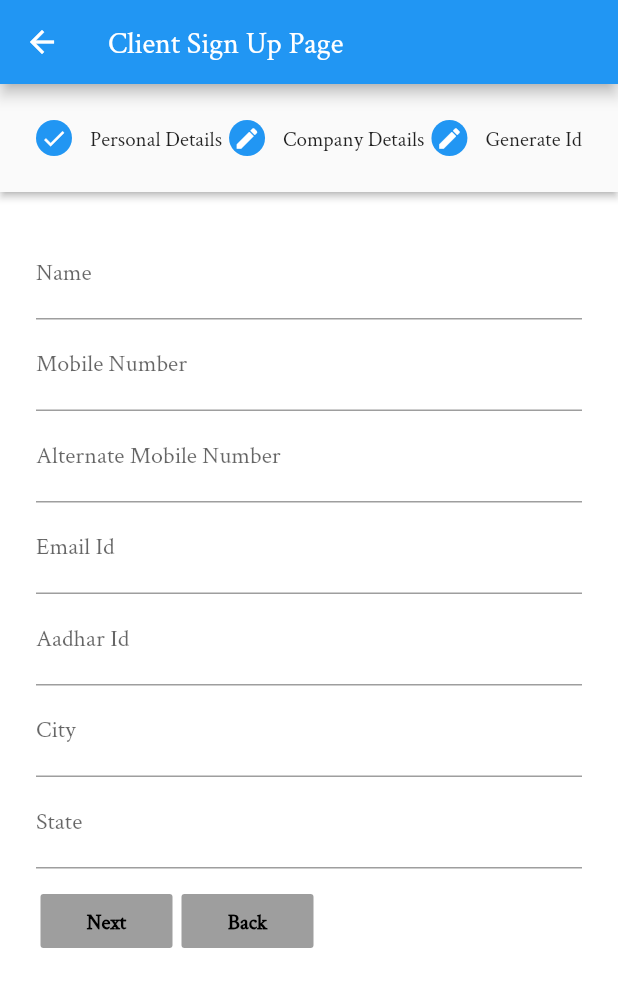
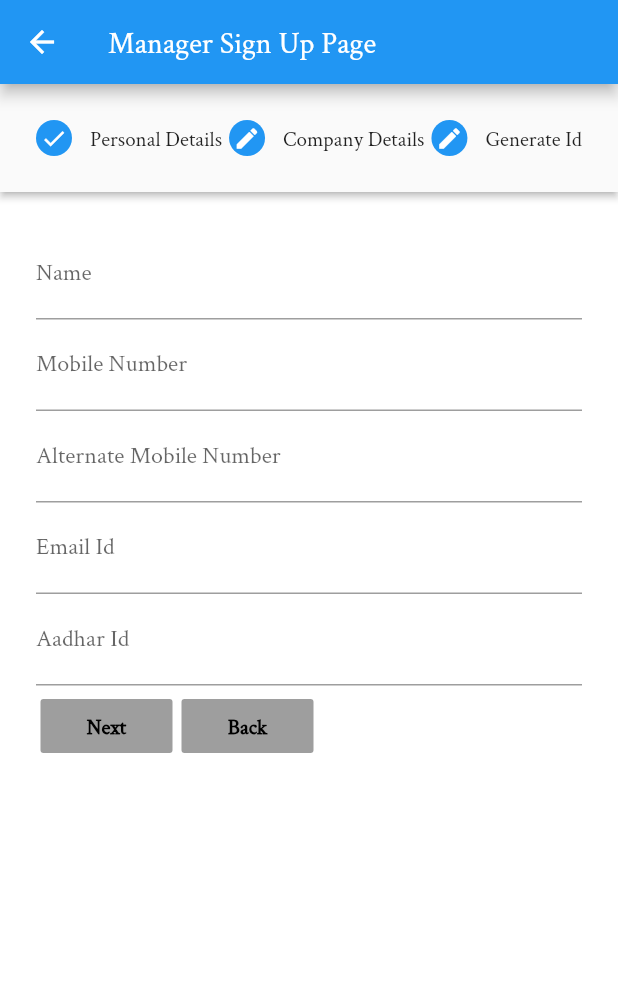
Before and after one commit to ounamg/flutter-app, a Flutter app: the ClientSignUp screen opened by its route, on a phone screen of 412 x 824 dp. Shown: the top 987 px of the screen. Run offline on Flutter 3.47's test engine with Material 2 defaults, Android fonts, the phone set to English and light mode, and no system bars; missing offline and left inert: mysql1.

```diff
--- a/lib/screens/landing_page.dart
+++ b/lib/screens/landing_page.dart
@@ -36,7 +36,6 @@ class LandingPage extends StatelessWidget {
                 hoverColor: Colors.yellow[100],
                 disabledColor: Colors.yellowAccent[250],
               )
-
             ],
           ),
         ),
--- a/lib/screens/signup_client.dart
+++ b/lib/screens/signup_client.dart
@@ -1,6 +1,6 @@
 import 'package:flutter/material.dart';
 import 'package:truck/button/signup_nb_button.dart';
-
+import 'package:mysql1/mysql1.dart';
 
 class ClientSignUp extends StatefulWidget {
   static String id = 'ClientSignUp';
@@ -9,7 +9,18 @@ class ClientSignUp extends StatefulWidget {
 }
 
 class _ClientSignUpState extends State<ClientSignUp> {
+
   static int _currentStep = 0;
+  String id;
+  String password;
+  String name;
+  String mobileNumber;
+  String altMobileNumber;
+  String email;
+  String aadharNumber;
+  String city;
+  String state;
+
   bool visibleMeter(){
     if(_currentStep == 2){
       return true;
@@ -18,6 +29,32 @@ class _ClientSignUpState extends State<ClientSignUp> {
       return false;
     }
   }
+
+//  Future dataEntry() async {
+//    final conn = await MySqlConnection.connect(ConnectionSettings(
+//        host: '10.0.2.2', port: 3306, user: 'root', db: 'logistic', password: 'Pragya1798*'));
+
+    // Create a table
+//    await conn.query(
+//        'CREATE TABLE users (id int NOT NULL AUTO_INCREMENT PRIMARY KEY, name varchar(255), email varchar(255), age int)');
+//
+    // Insert into a table
+//    var result = await conn.query(
+//        'insert into loginclient(client_id, client_pass) values (?, ?)',
+//        ['Bob', 'bob@bob.com']);
+//    print('Inserted row id=${result.insertId}');
+
+    // Query the database using a parameterized query
+//    var results = await conn
+//        .query('select name, email from users where id = ?', [result.insertId]);
+//    for (var row in results) {
+//      print('Name: ${row[0]}, email: ${row[1]}');
+//    }
+
+    // Finally, close the connection
+//    await conn.close();
+//  }
+
   @override
   Widget build(BuildContext context) {
     return SafeArea(
@@ -32,17 +69,17 @@ class _ClientSignUpState extends State<ClientSignUp> {
         ),
         floatingActionButtonLocation: FloatingActionButtonLocation.centerFloat,
         appBar: AppBar(
-              title: Text('Client Sign Up Page'),
+          title: Text('Manager Sign Up Page'),
           backgroundColor: Colors.blue,),
         body: Stepper(
           type: StepperType.horizontal,
           currentStep: _currentStep,
           onStepTapped: (int step) => setState(() => _currentStep = step),
-            onStepContinue: _currentStep < 2 ? () => setState(() => _currentStep += 1) : null,
-            onStepCancel: _currentStep > 0 ? () => setState(() => _currentStep -= 1) : null,
+          onStepContinue: _currentStep < 2 ? () => setState(() => _currentStep += 1) : () => setState(() => Navigator.pop(context)),
+          onStepCancel: _currentStep > 0 ? () => setState(() => _currentStep -= 1) : () => setState(() => Navigator.pop(context)),
           controlsBuilder: (BuildContext context,
               {VoidCallback onStepContinue, VoidCallback onStepCancel}){
-              return Row(
+            return Wrap(
               children: <Widget>[
                 SizedBox(height: 70.0),
                 NextButton(continueButton: onStepContinue,),
@@ -74,12 +111,6 @@ class _ClientSignUpState extends State<ClientSignUp> {
                   TextFormField(
                     decoration: InputDecoration(labelText: 'Aadhar Id'),
                   ),
-                    TextFormField(
-                      decoration: InputDecoration(labelText: 'City'),
-                    ),
-                    TextFormField(
-                      decoration: InputDecoration(labelText: 'State'),
-                    ),
                 ],
               ),
             ),
@@ -95,6 +126,12 @@ class _ClientSignUpState extends State<ClientSignUp> {
                     decoration: InputDecoration(labelText: 'Company Name'),
                   ),
                   TextFormField(
+                    decoration: InputDecoration(labelText: 'Work Type'),
+                  ),
+                  TextFormField(
+                    decoration: InputDecoration(labelText: 'Company Registration Number'),
+                  ),
+                  TextFormField(
                     decoration: InputDecoration(labelText: 'Address Line 1'),
                   ),
                   TextFormField(
@@ -107,7 +144,7 @@ class _ClientSignUpState extends State<ClientSignUp> {
                     decoration: InputDecoration(labelText: 'State'),
                   ),
                   TextFormField(
-                      decoration: InputDecoration(labelText: 'Company Registration Number'),
+                    decoration: InputDecoration(labelText: 'Pincode'),
                   ),
                   TextFormField(
                     decoration: InputDecoration(labelText: 'Office Mobile Number'),
@@ -115,10 +152,6 @@ class _ClientSignUpState extends State<ClientSignUp> {
                   TextFormField(
                     decoration: InputDecoration(labelText: 'Official Email-Address'),
                   ),
-                    TextFormField(
-                      decoration: InputDecoration(labelText: 'Loading Address'),
-                    ),
-
                 ],
               ),
             ),
@@ -134,6 +167,10 @@ class _ClientSignUpState extends State<ClientSignUp> {
                     child: Text('Generate Email Id', style: TextStyle(decoration: TextDecoration.underline), textAlign: TextAlign.start,),onPressed: (){},
                   ),
                   TextFormField(
+                    obscureText: true,
+                    onChanged: (value){
+                      password =value;
+                    },
                     decoration: InputDecoration(labelText: 'Enter Password'),
                   ),
 
@@ -145,4 +182,5 @@ class _ClientSignUpState extends State<ClientSignUp> {
       ),
     );
   }
+
   }
--- a/pubspec.yaml
+++ b/pubspec.yaml
@@ -28,6 +28,7 @@ dependencies:
   # The following adds the Cupertino Icons font to your application.
   # Use with the CupertinoIcons class for iOS style icons.
   cupertino_icons: ^0.1.3
+  mysql1: ^0.17.1
 
 dev_dependencies:
   flutter_test:
```
Also changed, not shown: lib/button/dropdownbutton_login.dart (+15 -0 lines), lib/screens/login_page.dart (+39 -5 lines), lib/screens/signup_owner.dart (+4 -3 lines), pubspec.lock. Lines whose indentation alone changed are shown as unchanged.
